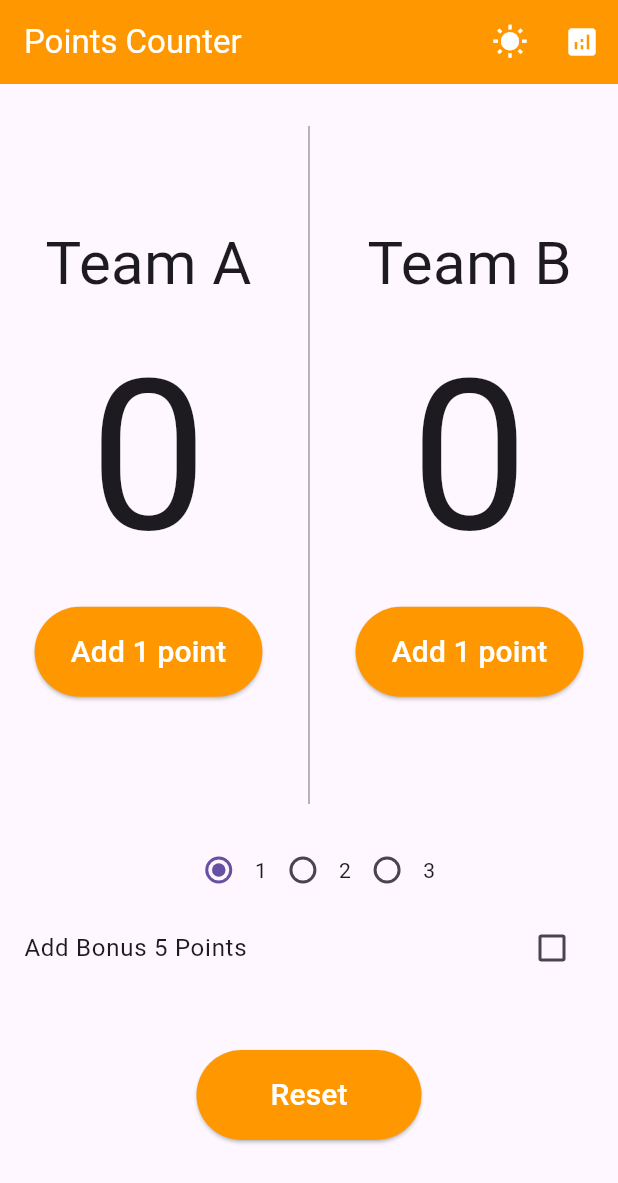
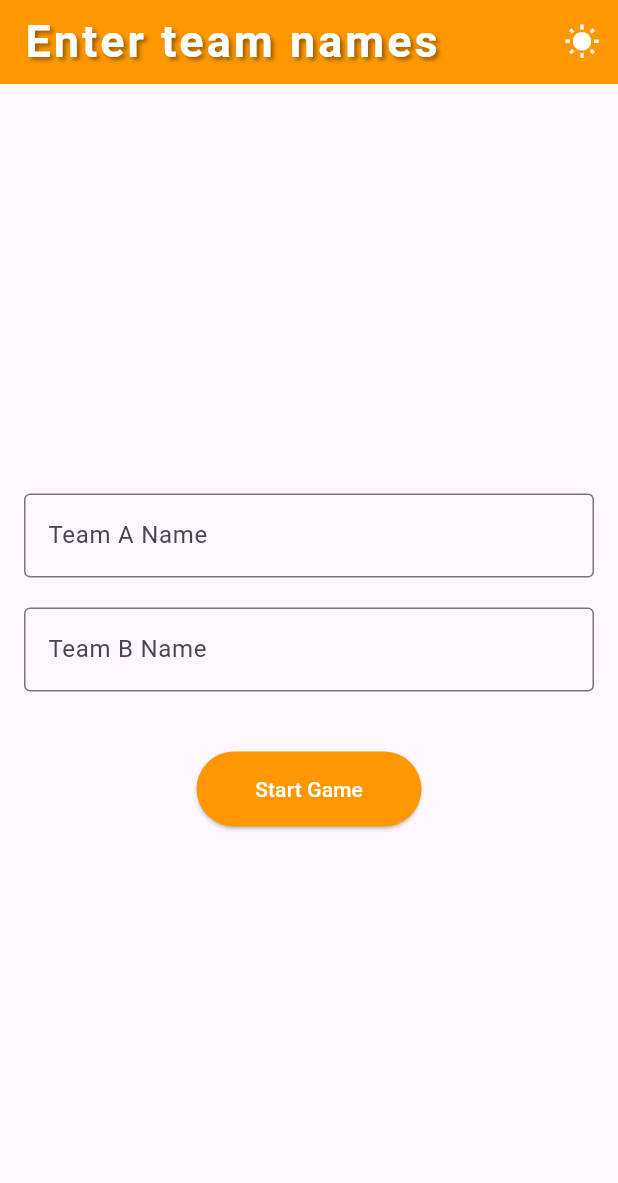
Before and after one commit to M0UHANAD/project-mobile1, a Flutter app: the screen it shows after launch, on a phone screen of 412 x 824 dp. Shown: the top 1183 px of the screen. Run offline on Flutter 3.47's test engine with Material 3 defaults, Android fonts, the light colour scheme and no system bars.

Commit message:
i make the changes that yoo ask for

```diff
--- a/lib/main.dart
+++ b/lib/main.dart
@@ -1,4 +1,5 @@
 import 'package:flutter/material.dart';
+import 'teamnamepage.dart';  // Import the team name page
 import 'points_summary_page.dart';  // Import the new summary page file
 
 void main() {
@@ -28,19 +29,25 @@ class _MyAppState extends State<MyApp> {
       theme: ThemeData.light(), // Light theme configuration
       darkTheme: ThemeData.dark(), // Dark theme configuration
       themeMode: _themeMode, // Set the current theme mode (light or dark)
-      home: PointCounter(
-        toggleTheme: toggleTheme, // Pass the toggleTheme callback
-        themeMode: _themeMode, // Pass the current theme mode
+      home: TeamNamePage(  // Pass themeMode and toggleTheme here
+        themeMode: _themeMode,
+        toggleTheme: toggleTheme,
       ),
     );
   }
 }
+class PointCounter extends StatefulWidget {
+  final String teamAName;      // Add teamAName as a parameter
+  final String teamBName;      // Add teamBName as a parameter
+  final ThemeMode themeMode;   // Add themeMode as a parameter
+  final Function toggleTheme;  // Add toggleTheme as a parameter
 
-class PointCounter extends StatefulWidget {
-  final Function toggleTheme;  // Add toggleTheme as a parameter
-  final ThemeMode themeMode;   // Add themeMode as a parameter
-
-  PointCounter({required this.toggleTheme, required this.themeMode});
+  PointCounter({
+    required this.teamAName,
+    required this.teamBName,
+    required this.themeMode,   // Pass the themeMode here
+    required this.toggleTheme, // Pass the toggleTheme function here
+  });
 
   @override
   State<PointCounter> createState() => _PointCounterState();
@@ -61,7 +68,21 @@ class _PointCounterState extends State<PointCounter> {
       appBar: AppBar(
         backgroundColor: Colors.orange,
         foregroundColor: Colors.white,
-        title: const Text('Points Counter'),
+        title: const Text('Basketball Points Counter',
+          style: TextStyle(
+            fontSize: 13,
+            fontWeight: FontWeight.bold,
+            color: Colors.white,
+            letterSpacing: 2,
+            shadows: [
+              Shadow(
+                offset: Offset(2, 2),
+                blurRadius: 3,
+                color: Color(0x66000000),
+              ),
+            ],
+          ),
+        ),
         actions: [
           IconButton(
             icon: Icon(
@@ -72,7 +93,7 @@ class _PointCounterState extends State<PointCounter> {
               color: Colors.white,
             ),
             onPressed: () {
-              widget.toggleTheme();  // Use the toggleTheme callback here to switch the theme
+              widget.toggleTheme();  // Toggle the theme mode when clicked
             },
           ),
           IconButton(
@@ -99,16 +120,16 @@ class _PointCounterState extends State<PointCounter> {
           Row(
             mainAxisAlignment: MainAxisAlignment.spaceEvenly,
             children: [
-              buildTeamColumn('Team A', teamAPoints, teamACounts),
+              buildTeamColumn(widget.teamAName, teamAPoints, teamACounts),
               const SizedBox(
-                height: 460,
+                height: 400,
                 child: VerticalDivider(
                   color: Colors.grey,
                   thickness: 1,
                   indent: 8,
                 ),
               ),
-              buildTeamColumn('Team B', teamBPoints, teamBCounts),
+              buildTeamColumn(widget.teamBName, teamBPoints, teamBCounts),
             ],
           ),
           const SizedBox(height: 20),
@@ -141,7 +162,7 @@ class _PointCounterState extends State<PointCounter> {
               });
             },
           ),
-          const SizedBox(height: 40),
+          const SizedBox(height: 20),
           ElevatedButton(
             onPressed: () {
               setState(() {
@@ -154,7 +175,7 @@ class _PointCounterState extends State<PointCounter> {
             style: ElevatedButton.styleFrom(
               backgroundColor: Colors.orange,
               foregroundColor: Colors.white,
-              minimumSize: const Size(150, 60),
+              minimumSize: const Size(100, 40),
             ),
             child: const Text(
               'Reset',
@@ -180,7 +201,7 @@ class _PointCounterState extends State<PointCounter> {
         ElevatedButton(
           onPressed: () {
             setState(() {
-              if (team == 'Team A') {
+              if (team == widget.teamAName) {
                 teamAPoints += selectedPoints + (bonusChecked ? 5 : 0);
                 updateCounts(teamACounts, selectedPoints);
               } else {
--- /dev/null
+++ b/lib/teamnamepage.dart
@@ -0,0 +1,110 @@
+import 'package:flutter/material.dart';
+import 'main.dart';  // Import the main page to pass the custom names
+import 'points_summary_page.dart'; // Import the point counter page
+
+class TeamNamePage extends StatefulWidget {
+  final ThemeMode themeMode;   // Add themeMode to the widget
+  final Function toggleTheme;  // Add toggleTheme to the widget
+
+  // Accept themeMode and toggleTheme as parameters in the constructor
+  TeamNamePage({
+    required this.themeMode,
+    required this.toggleTheme,
+  });
+
+  @override
+  _TeamNamePageState createState() => _TeamNamePageState();
+}
+
+class _TeamNamePageState extends State<TeamNamePage> {
+  final TextEditingController teamAController = TextEditingController();
+  final TextEditingController teamBController = TextEditingController();
+
+  @override
+  Widget build(BuildContext context) {
+    return Scaffold(
+      appBar: AppBar(
+        backgroundColor: Colors.orange,
+        foregroundColor: Colors.white,
+        title: const Text(
+          'Enter team names',
+          style: TextStyle(
+            fontSize: 30, // Increased font size
+            fontWeight: FontWeight.bold, // Bold text
+            color: Colors.white, // White color for better contrast
+            letterSpacing: 2, // Letter spacing for a cleaner look
+            shadows: [
+              Shadow(
+                offset: Offset(2, 2), // Shadow offset
+                blurRadius: 3, // Shadow blur radius
+                color: Color(0x66000000), // Semi-transparent black shadow
+              ),
+            ],
+          ),
+        ),
+        actions: [
+          IconButton(
+            icon: Icon(
+              widget.themeMode == ThemeMode.dark
+                  ? Icons.nightlight_round
+                  : Icons.wb_sunny,
+              color: Colors.white,
+            ),
+            onPressed: () {
+              widget.toggleTheme();  // Toggle theme when clicked
+            },
+          ),
+        ],
+      ),
+      body: Padding(
+        padding: const EdgeInsets.all(16.0),
+        child: Column(
+          mainAxisAlignment: MainAxisAlignment.center,
+          children: [
+            TextField(
+              controller: teamAController,
+              decoration: const InputDecoration(
+                labelText: 'Team A Name',
+                border: OutlineInputBorder(),
+              ),
+            ),
+            const SizedBox(height: 20),
+            TextField(
+              controller: teamBController,
+              decoration: const InputDecoration(
+                labelText: 'Team B Name',
+                border: OutlineInputBorder(),
+              ),
+            ),
+            const SizedBox(height: 40),
+            ElevatedButton(
+              onPressed: () {
+                String teamAName = teamAController.text.isEmpty ? 'Team A' : teamAController.text;
+                String teamBName = teamBController.text.isEmpty ? 'Team B' : teamBController.text;
+
+                // Pass themeMode, toggleTheme, and team names to the PointCounter
+                Navigator.push(
+                  context,
+                  MaterialPageRoute(
+                    builder: (context) => PointCounter(
+                      teamAName: teamAName,
+                      teamBName: teamBName,
+                      themeMode: widget.themeMode,   // Pass themeMode
+                      toggleTheme: widget.toggleTheme, // Pass toggleTheme
+                    ),
+                  ),
+                );
+              },
+              child: const Text('Start Game'),
+              style: ElevatedButton.styleFrom(
+                backgroundColor: Colors.orange,
+                foregroundColor: Colors.white,
+                minimumSize: const Size(150, 50),
+              ),
+            ),
+          ],
+        ),
+      ),
+    );
+  }
+}
```
Also changed, not shown: lib/points_summary_page.dart (+25 -8 lines).
